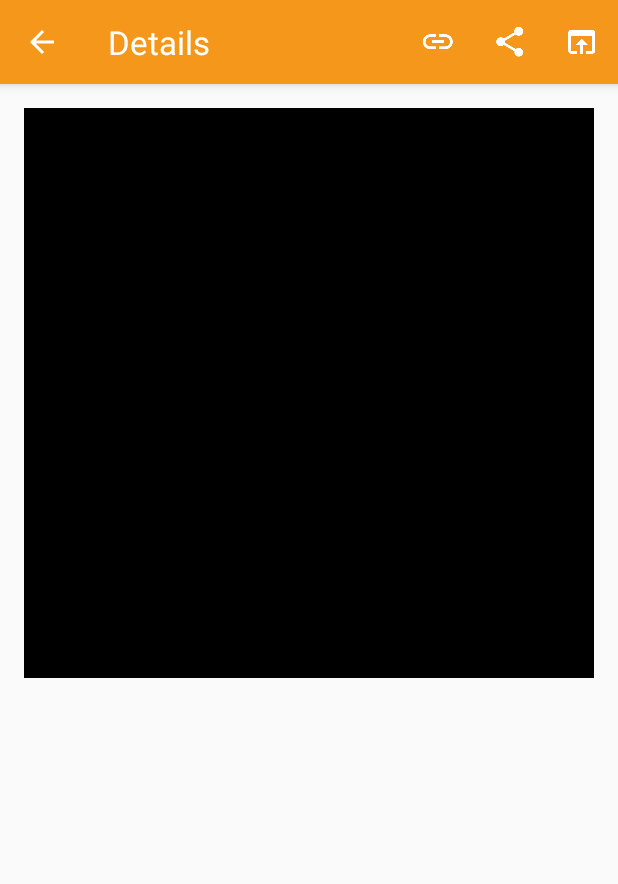
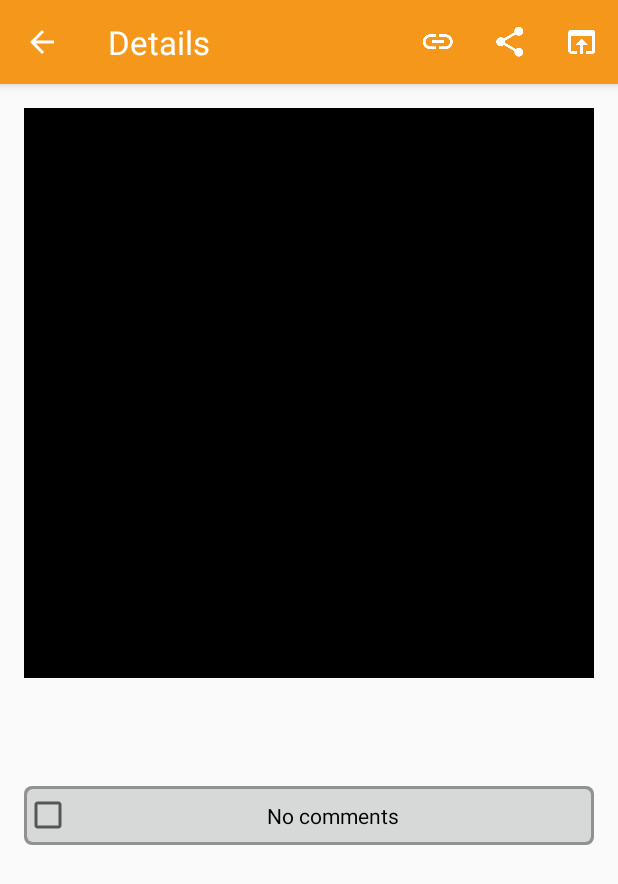
Before and after one commit to marchelo/DevelopersLite, an Android app: the PostDetailsActivity screen opened directly, with no data from a screen before it, on a phone screen of 412 x 824 dp. Shown: the top 884 px of the screen. Run offline under Robolectric (Android 15) with nearby library versions, the phone set to English and light mode, and no system bars; our stand-ins replace ButterKnife; libraries missing offline, so code that uses them is left out: com.koushikdutta.async, pl.droidsonroids.gif, retrofit2.adapter.rxjava, rx.android.schedulers, rx.schedulers and 1 more; plain views replace GifImageButton; 8 statements that could not run were skipped.

Commit message:
adding comments header view with comments count and show/hide ability

```diff
--- a/app/src/main/java/com/marchelo/developerslite/details/CommentsAdapter.java
+++ b/app/src/main/java/com/marchelo/developerslite/details/CommentsAdapter.java
@@ -8,6 +8,7 @@ import android.view.LayoutInflater;
 import android.view.View;
 import android.view.ViewGroup;
 import android.widget.BaseAdapter;
+import android.widget.CompoundButton;
 import android.widget.TextView;
 
 import com.marchelo.developerslite.BuildConfig;
@@ -27,27 +28,39 @@ import java.util.List;
 public class CommentsAdapter extends BaseAdapter {
     public final DateFormat DATE_TIME_FORMATTER = Config.getDateFormat();
     private final LayoutInflater mLayoutInflater;
+    private final Context mContext;
+    private final CompoundButton mCommentsHeaderView;
 
     private CommentsAdapterList mData = new CommentsAdapterList();
     private final int mCommentResponseShiftPixels;
 
     public CommentsAdapter(Context context) {
         mLayoutInflater = LayoutInflater.from(context);
+        mContext = context;
         mCommentResponseShiftPixels = context.getResources().getDimensionPixelSize(R.dimen.comments_list_response_shift);
+        mCommentsHeaderView = (CompoundButton) mLayoutInflater.inflate(R.layout.header_comments_view, null);
+        mCommentsHeaderView.setOnCheckedChangeListener((buttonView, isChecked) -> notifyDataSetChanged());
     }
 
     public void setData(List<Comment> data) {
         mData = CommentsAdapterList.from(data);
+        int size = mData.getItems().size();
+        if (size > 0) {
+            mCommentsHeaderView.setText(mContext.getResources().getQuantityString(R.plurals.details_n_comments_text, size, size));
+
+        } else {
+            mCommentsHeaderView.setText(R.string.details_no_comments_text);
+        }
     }
 
     @Override
     public int getCount() {
-        return mData.getItems().size();
+        return mCommentsHeaderView.isChecked() ? (mData.getItems().size() + 1) : 1;
     }
 
     @Override
     public CommentsAdapterListItem getItem(int position) {
-        return mData.getItems().get(position);
+        return mData.getItems().get(position - 1);
     }
 
     @Override
@@ -57,6 +70,10 @@ public class CommentsAdapter extends BaseAdapter {
 
     @Override
     public View getView(int position, View convertView, ViewGroup parent) {
+        if (position == 0) {
+            return mCommentsHeaderView;
+        }
+
         CommentsAdapterListItem adapterItem = getItem(position);
         Comment comment = adapterItem.comment;
 
--- /dev/null
+++ b/app/src/main/res/layout/header_comments_view.xml
@@ -0,0 +1,9 @@
+<?xml version="1.0" encoding="utf-8"?>
+<CheckBox
+    xmlns:android="http://schemas.android.com/apk/res/android"
+    android:layout_width="match_parent"
+    android:layout_height="wrap_content"
+    android:gravity="center"
+    android:padding="10dp"
+    android:background="@drawable/comment_negative_bg"
+    android:text="@string/details_no_comments_text"/>
--- a/app/src/main/res/layout/header_view_post_details.xml
+++ b/app/src/main/res/layout/header_view_post_details.xml
@@ -5,6 +5,7 @@
     android:id="@+id/fragment_container"
     android:layout_width="match_parent"
     android:layout_height="wrap_content"
+    android:paddingBottom="@dimen/activity_vertical_margin"
     android:orientation="vertical"
     tools:ignore="UnusedAttribute">
 
--- a/app/src/main/res/values/strings.xml
+++ b/app/src/main/res/values/strings.xml
@@ -84,4 +84,9 @@
     <string name="favorites_success_restoration_msg">Restored</string>
     <string name="favorites_failed_restoration_msg">Failed to restore deleted gifs</string>
     <string name="favorites_failed_deletion_msg">Failed to delete selected gifs from favorites</string>
+    <string name="details_no_comments_text">No comments</string>
+    <plurals name="details_n_comments_text">
+        <item quantity="one">%d comment</item>
+        <item quantity="other">%d comments</item>
+    </plurals>
 </resources>
```
Also changed, not shown: 2 other files.
